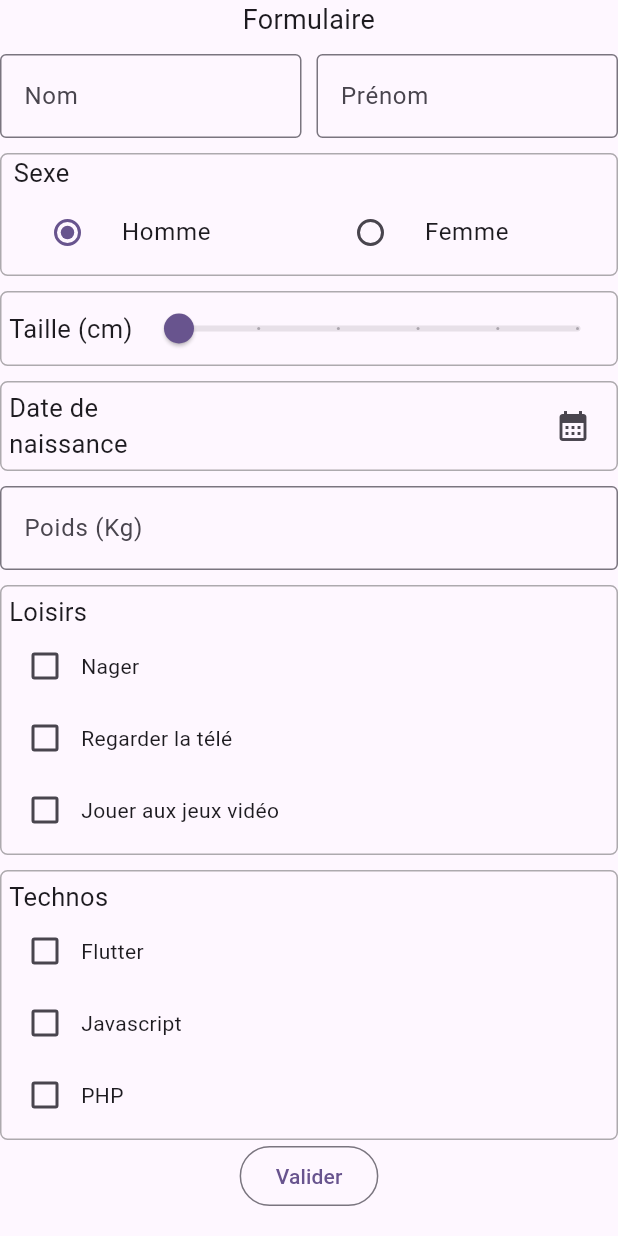
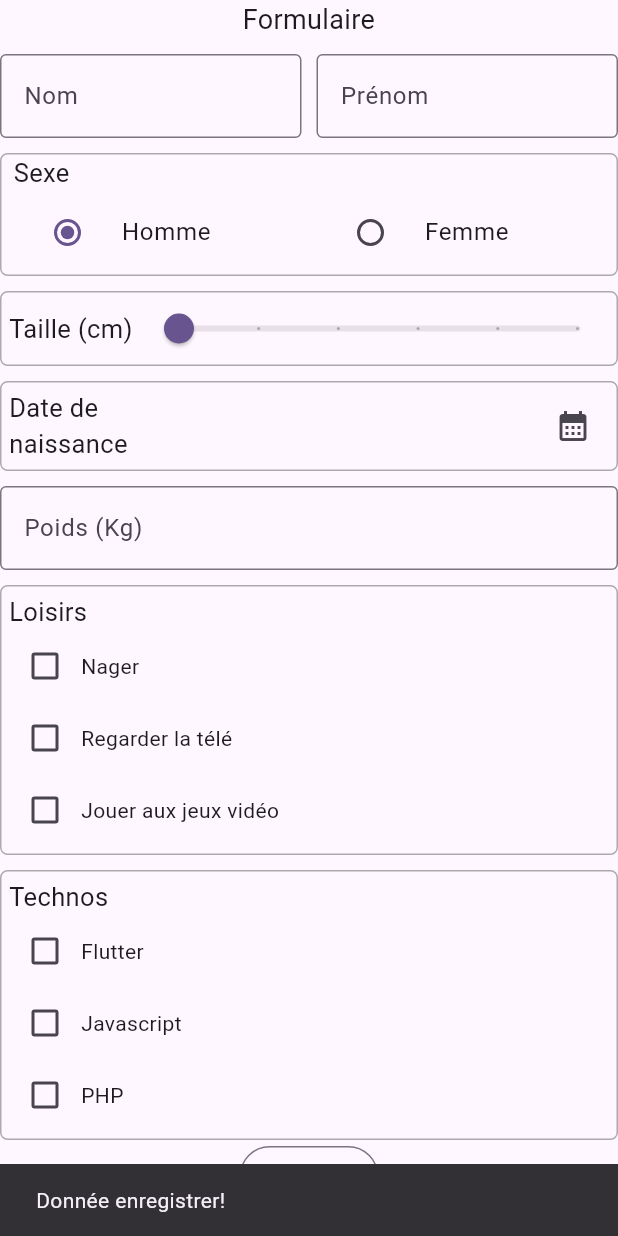
Before and after one commit to DTC-Formation/layout-interactives-Rojotiana-Tsiverisoa, a Flutter app: the MyForm widget shown alone on an empty page, opened directly with empty values, after a tap on "Valider", on a phone screen of 412 x 824 dp. Run offline on Flutter 3.47's test engine with Material 2 defaults, Android fonts, the phone set to English and light mode, and no system bars; our stand-ins replace image_picker.

```diff
--- a/lib/screen/form.dart
+++ b/lib/screen/form.dart
@@ -77,7 +77,7 @@ class _MyFormState extends State<MyForm> {
   Widget build(BuildContext context) {
     var size = MediaQuery.of(context).size;
 
-    void onSubmit() {
+    void onSubmit(BuildContext context) {
       widget.updateFirstname(firstnameController.text);
       widget.updateLastname(lastnameController.text);
       widget.updateSexe(sexeController);
@@ -86,6 +86,13 @@ class _MyFormState extends State<MyForm> {
       widget.updateWeight(weightController.text);
       widget.updateTechnos(technoController);
       widget.updateHobbies(hobbiesController);
+
+      ScaffoldMessenger.of(context).showSnackBar(
+        const SnackBar(
+          content: Text('Donnée enregistrer!'),
+          duration: Duration(seconds: 3),
+        ),
+      );
     }
 
     customInput(String label, TextEditingController controller,
@@ -455,7 +462,9 @@ class _MyFormState extends State<MyForm> {
         Align(
           alignment: Alignment.center,
           child: OutlinedButton(
-            onPressed: onSubmit,
+            onPressed: () {
+              onSubmit(context);
+            },
             child: const Text('Valider'),
           ),
         ),
```
